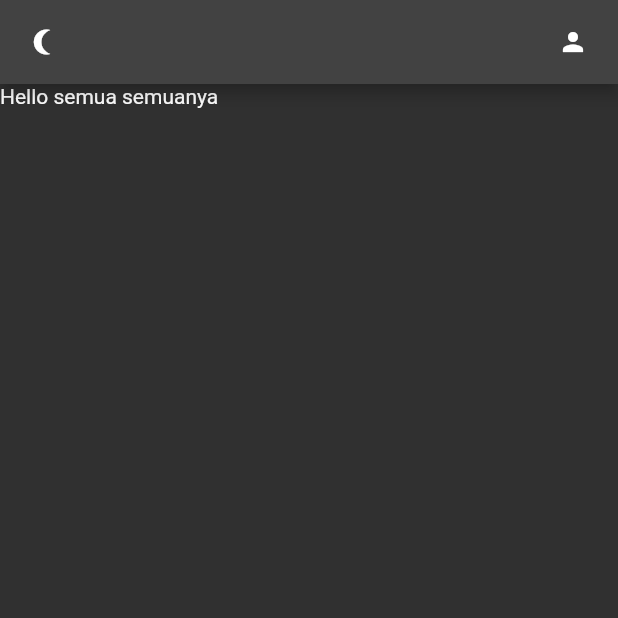
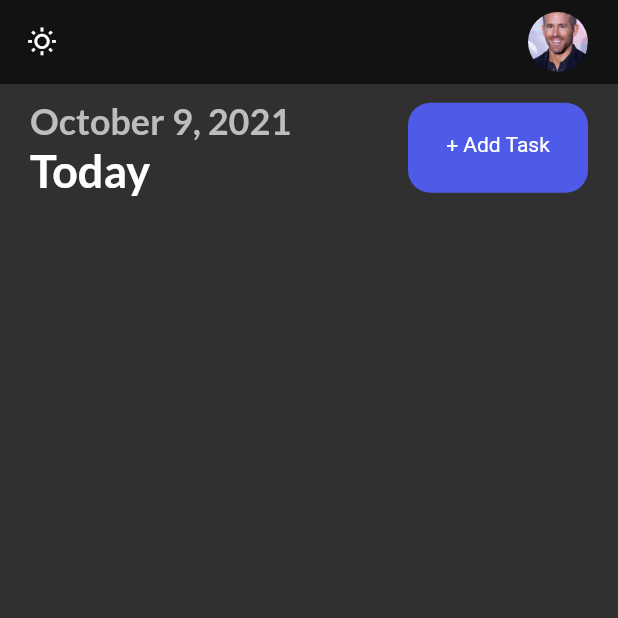
Before and after one commit to Zulfadlifauzi/scheduled, a Flutter app: the screen it shows after launch, after a tap on the "nightlight round" icon, on a phone screen of 412 x 824 dp, the top half of it. Run offline on Flutter 3.47's test engine with Material 2 defaults, Android fonts, the phone set to English and light mode, and no system bars; our stand-ins replace flutter_local_notifications, get, get_storage, google_fonts, timezone.

Commit message:
debuggin 1.4

```diff
--- a/lib/screens/home_screen.dart
+++ b/lib/screens/home_screen.dart
@@ -1,7 +1,10 @@
 import 'package:flutter/material.dart';
 import 'package:get/get.dart';
+import 'package:intl/intl.dart';
 import 'package:scheduled/services/notifications.services.dart';
 import 'package:scheduled/services/theme_services.dart';
+import 'package:scheduled/ui/theme.dart';
+import 'package:scheduled/ui/widgets/button.dart';
 
 class HomeScreen extends StatefulWidget {
   const HomeScreen({Key? key}) : super(key: key);
@@ -23,15 +26,43 @@ class _MainScreenState extends State<HomeScreen> {
   @override
   Widget build(BuildContext context) {
     return Scaffold(
-      appBar: _appBar(),
-      body: const Text(
-        'Hello semua semuanya',
+        appBar: _appBar(),
+        body: Column(
+          children: [_addTaskBar()],
+        ));
+  }
+
+  _addTaskBar() {
+    return Container(
+      margin: const EdgeInsets.only(left: 20, right: 20, top: 10),
+      child: Row(
+        mainAxisAlignment: MainAxisAlignment.spaceBetween,
+        children: [
+          Container(
+            child: Column(
+              crossAxisAlignment: CrossAxisAlignment.start,
+              children: [
+                Text(
+                  DateFormat.yMMMMd().format(DateTime.now()),
+                  style: subHeadingStyle,
+                ),
+                Text(
+                  'Today',
+                  style: headingStyle,
+                )
+              ],
+            ),
+          ),
+          MyButton(label: '+ Add Task', onTap: () => null)
+        ],
       ),
     );
   }
 
   _appBar() {
     return AppBar(
+      elevation: 0,
+      backgroundColor: context.theme.backgroundColor,
       leading: GestureDetector(
         onTap: () {
           ThemeServices().switchTheme();
@@ -40,16 +71,19 @@ class _MainScreenState extends State<HomeScreen> {
               body: Get.isDarkMode
                   ? 'Activated Light Theme'
                   : 'Activated Dark Theme');
+          notifyHelper.scheduledNotification();
         },
-        child: const Icon(
-          Icons.nightlight_round_outlined,
+        child: Icon(
+          Get.isDarkMode
+              ? Icons.wb_sunny_outlined
+              : Icons.nightlight_round_outlined,
           size: 20,
+          color: Get.isDarkMode ? Colors.white : Colors.black,
         ),
       ),
       actions: const [
-        Icon(
-          Icons.person,
-          size: 20,
+        CircleAvatar(
+          backgroundImage: AssetImage('images/ryan.jpg'),
         ),
         SizedBox(width: 20)
       ],
--- a/lib/services/notifications.services.dart
+++ b/lib/services/notifications.services.dart
@@ -1,13 +1,15 @@
 import 'package:flutter/material.dart';
 import 'package:flutter_local_notifications/flutter_local_notifications.dart';
 import 'package:get/get.dart';
+import 'package:timezone/timezone.dart' as tz;
+import 'package:timezone/data/latest.dart' as tz;
 
 class NotifyHelper {
   FlutterLocalNotificationsPlugin flutterLocalNotificationsPlugin =
       FlutterLocalNotificationsPlugin(); //
 
   initializeNotification() async {
-    //tz.initializeTimeZones();
+    tz.initializeTimeZones();
     final IOSInitializationSettings initializationSettingsIOS =
         IOSInitializationSettings(
             requestSoundPermission: false,
@@ -56,6 +58,20 @@ class NotifyHelper {
     );
   }
 
+  scheduledNotification() async {
+    await flutterLocalNotificationsPlugin.zonedSchedule(
+        0,
+        'scheduled title',
+        'theme changes 5 seconds ago',
+        tz.TZDateTime.now(tz.local).add(const Duration(seconds: 5)),
+        const NotificationDetails(
+            android: AndroidNotificationDetails(
+                'your channel id', 'your channel name')),
+        androidAllowWhileIdle: true,
+        uiLocalNotificationDateInterpretation:
+            UILocalNotificationDateInterpretation.absoluteTime);
+  }
+
   void requestIOSPermissions() {
     flutterLocalNotificationsPlugin
         .resolvePlatformSpecificImplementation<
--- a/lib/ui/theme.dart
+++ b/lib/ui/theme.dart
@@ -1,4 +1,6 @@
 import 'package:flutter/material.dart';
+import 'package:get/get.dart';
+import 'package:google_fonts/google_fonts.dart';
 
 const Color bluishClr = Color(0xFF4e5ae8);
 const Color yellowClr = Color(0xFFFFB746);
@@ -6,15 +8,30 @@ const Color pinkClr = Color(0xFFff4667);
 const Color white = Colors.white;
 const primaryClr = bluishClr;
 const Color darkGreyClr = Color(0xFF121212);
-Color darkHeaderClr = Color(0xFF424242);
+Color darkHeaderClr = const Color(0xFF424242);
 
 class Themes {
   static final light = ThemeData(
-    primarySwatch: Colors.blue,
+    backgroundColor: Colors.white,
+    primaryColor: primaryClr,
     brightness: Brightness.light,
   );
   static final dark = ThemeData(
-    primarySwatch: Colors.blue,
+    backgroundColor: darkGreyClr,
+    primaryColor: darkGreyClr,
     brightness: Brightness.dark,
   );
 }
+
+TextStyle get subHeadingStyle {
+  return GoogleFonts.lato(
+      textStyle: (TextStyle(
+          fontSize: 24,
+          color: Get.isDarkMode ? Colors.grey[400] : Colors.grey,
+          fontWeight: FontWeight.bold)));
+}
+
+TextStyle get headingStyle {
+  return GoogleFonts.lato(
+      textStyle: (const TextStyle(fontSize: 30, fontWeight: FontWeight.bold)));
+}
--- /dev/null
+++ b/lib/ui/widgets/button.dart
@@ -0,0 +1,30 @@
+import 'package:flutter/material.dart';
+import 'package:scheduled/ui/theme.dart';
+
+class MyButton extends StatelessWidget {
+  final String label;
+  final Function()? onTap;
+  const MyButton({Key? key, required this.label, required this.onTap})
+      : super(key: key);
+
+  @override
+  Widget build(BuildContext context) {
+    return GestureDetector(
+      onTap: onTap,
+      child: Container(
+        width: 120,
+        height: 60,
+        decoration: BoxDecoration(
+            borderRadius: BorderRadius.circular(15), color: primaryClr),
+        child: Padding(
+          padding: const EdgeInsets.only(top: 20),
+          child: Text(
+            label,
+            textAlign: TextAlign.center,
+            style: const TextStyle(color: Colors.white),
+          ),
+        ),
+      ),
+    );
+  }
+}
```
Also changed, not shown: pubspec.yaml (+5 -5 lines), images/ryan.jpg (added), pubspec.lock.
